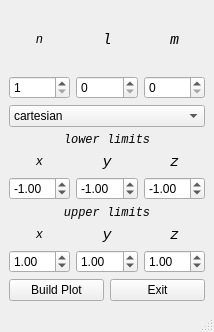
Genas2/diplom, file mainwindow.ui: the form before one commit.
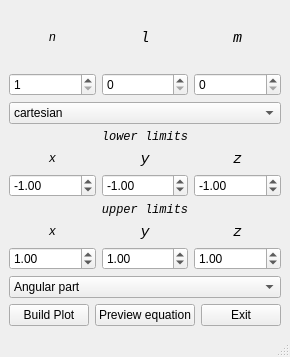
The form after the commit.

Commit message: Started making equations into class

What changed in the file:
```diff
--- a/mainwindow.ui
+++ b/mainwindow.ui
@@ -6,15 +6,15 @@
    <rect>
     <x>0</x>
     <y>0</y>
-    <width>214</width>
-    <height>332</height>
+    <width>287</width>
+    <height>357</height>
    </rect>
   </property>
   <property name="windowTitle">
    <string>MainWindow</string>
   </property>
   <widget class="QWidget" name="centralwidget">
-   <layout class="QVBoxLayout" name="verticalLayout_13">
+   <layout class="QVBoxLayout" name="verticalLayout_14">
     <item>
      <layout class="QHBoxLayout" name="horizontalLayout">
       <item>
@@ -345,6 +345,17 @@
      </layout>
     </item>
     <item>
+     <layout class="QVBoxLayout" name="verticalLayout_13">
+      <item>
+       <widget class="QComboBox" name="cmbEquations">
+        <item>
+         <property name="text">
+          <string>Angular part</string>
+         </property>
+        </item>
+       </widget>
+      </item>
+      <item>
      <layout class="QHBoxLayout" name="horizontalLayout_3">
       <item>
        <widget class="QPushButton" name="btnBuildPlot">
@@ -353,6 +364,13 @@
         </property>
        </widget>
       </item>
+        <item>
+         <widget class="QPushButton" name="btnPreview">
+          <property name="text">
+           <string>Preview equation</string>
+          </property>
+         </widget>
+        </item>
       <item>
        <widget class="QPushButton" name="btnExit">
         <property name="text">
@@ -363,6 +381,8 @@
      </layout>
     </item>
    </layout>
+    </item>
+   </layout>
   </widget>
   <widget class="QMenuBar" name="menubar">
    <property name="geometry">
```
Left out of the diff: 2 changed lines with no effect on the pictures. Lines whose indentation alone changed are shown as unchanged. The commit also changes 3 other files.
